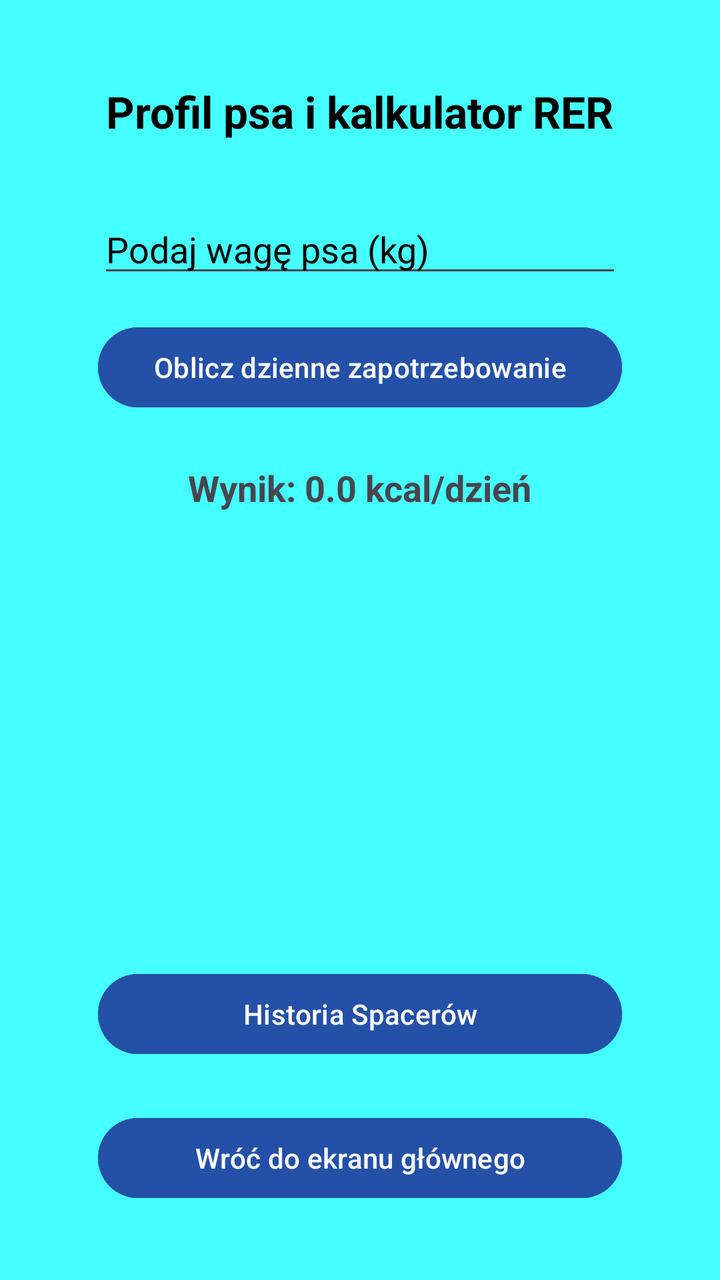
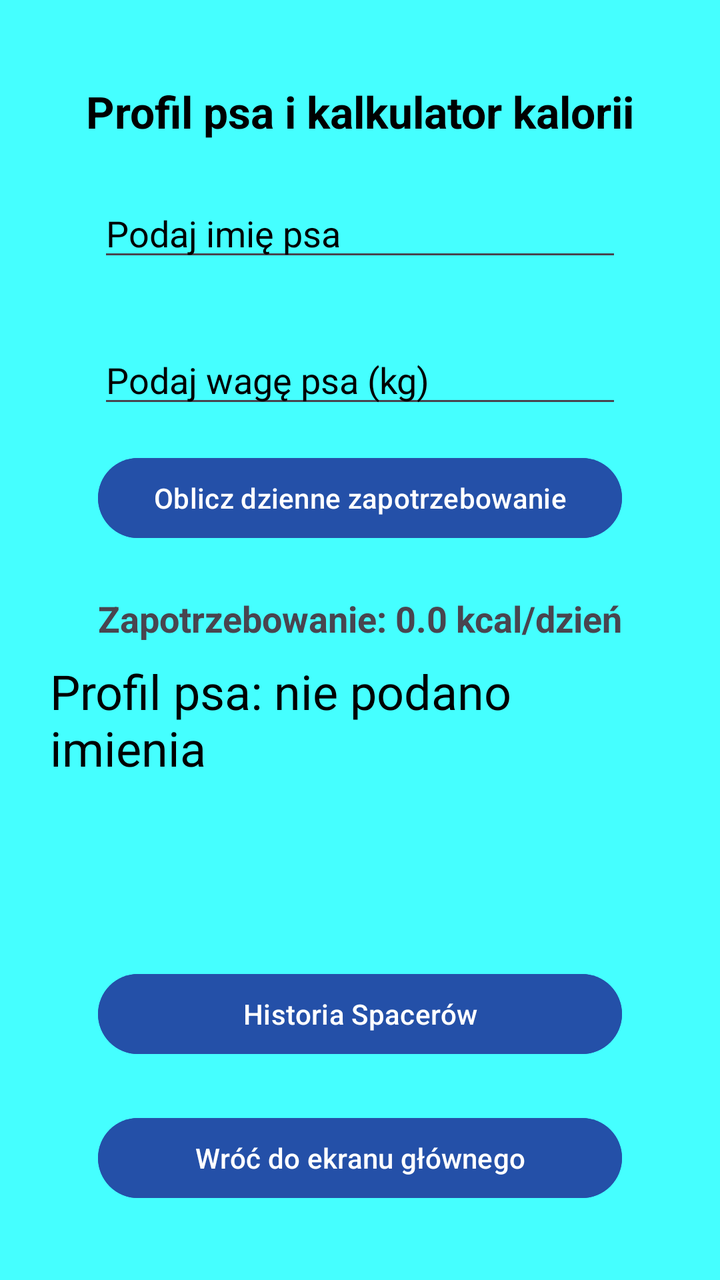

An Android layout rendered at two revisions. The XML below is the earlier revision; the diff shows what the commit changed to produce the second picture.
<!-- AndroidManifest.xml: application theme Theme.BarTrack -->
<!-- res/layout/activity_profile.xml -->
<?xml version="1.0" encoding="utf-8"?>
<ScrollView xmlns:android="http://schemas.android.com/apk/res/android"
    xmlns:app="http://schemas.android.com/apk/res-auto"
    xmlns:tools="http://schemas.android.com/tools"
    android:layout_width="match_parent"
    android:layout_height="match_parent"
    android:fillViewport="true">

    <androidx.constraintlayout.widget.ConstraintLayout
        android:id="@+id/main"
        android:layout_width="match_parent"
        android:layout_height="wrap_content"
        android:background="@color/lightBlue"
        android:padding="25dp"
        tools:context=".ProfileActivity">

        <TextView
            android:id="@+id/tvProfileTitle"
            android:layout_width="wrap_content"
            android:layout_height="wrap_content"
            android:layout_marginTop="16dp"
            android:text="Profil psa i kalkulator RER"
            android:textSize="22sp"
            android:textStyle="bold"
            android:textColor="@color/black"
            app:layout_constraintEnd_toEndOf="parent"
            app:layout_constraintStart_toStartOf="parent"
            app:layout_constraintTop_toTopOf="parent" />

        <EditText
            android:id="@+id/etDogWeight"
            android:layout_width="0dp"
            android:layout_height="wrap_content"
            android:layout_marginTop="32dp"
            android:hint="Podaj wagę psa (kg)"
            android:inputType="numberDecimal"
            android:textColorHint="@color/black"
            android:layout_marginHorizontal="24dp"
            app:layout_constraintEnd_toEndOf="parent"
            app:layout_constraintStart_toStartOf="parent"
            app:layout_constraintTop_toBottomOf="@id/tvProfileTitle" />

        <Button
            android:id="@+id/btnCalculateCalories"
            android:layout_width="0dp"
            android:layout_height="wrap_content"
            android:layout_marginTop="16dp"
            android:layout_marginHorizontal="24dp"
            android:backgroundTint="@color/blue"
            android:text="Oblicz dzienne zapotrzebowanie"
            app:layout_constraintEnd_toEndOf="parent"
            app:layout_constraintStart_toStartOf="parent"
            app:layout_constraintTop_toBottomOf="@id/etDogWeight" />

        <TextView
            android:id="@+id/tvCalorieResult"
            android:layout_width="wrap_content"
            android:layout_height="wrap_content"
            android:layout_marginTop="24dp"
            android:text="Wynik: 0.0 kcal/dzień"
            android:textSize="18sp"
            android:textStyle="bold"
            app:layout_constraintEnd_toEndOf="parent"
            app:layout_constraintStart_toStartOf="parent"
            app:layout_constraintTop_toBottomOf="@id/btnCalculateCalories" />

        <Button
            android:id="@+id/btnOpenHistory"
            android:layout_width="0dp"
            android:layout_height="wrap_content"
            android:layout_marginBottom="24dp"
            android:layout_marginHorizontal="24dp"
            android:backgroundTint="@color/blue"
            android:text="Historia Spacerów"
            app:layout_constraintBottom_toTopOf="@id/btnBackFromProfile"
            app:layout_constraintStart_toStartOf="parent"
            app:layout_constraintEnd_toEndOf="parent" />

        <Button
            android:id="@+id/btnBackFromProfile"
            android:layout_width="0dp"
            android:layout_height="wrap_content"
            android:layout_marginBottom="12dp"
            android:layout_marginHorizontal="24dp"
            android:backgroundTint="@color/blue"
            android:text="Wróć do ekranu głównego"
            app:layout_constraintBottom_toBottomOf="parent"
            app:layout_constraintEnd_toEndOf="parent"
            app:layout_constraintStart_toStartOf="parent" />

    </androidx.constraintlayout.widget.ConstraintLayout>
</ScrollView>
<!-- resources referenced by this layout -->
<resources>
  <color name="black">#FF000000</color>
  <color name="blue">#2450a8</color>
  <color name="lightBlue">#45FFFF</color>
  <style name="Theme.BarTrack" parent="Base.Theme.BarTrack" />
  <style name="Base.Theme.BarTrack" parent="Theme.Material3.DayNight.NoActionBar">
          
          
      </style>
</resources>

<!-- the commit's change to res/layout/activity_profile.xml (unified diff, before → after) -->
@@ -19,13 +19,26 @@
             android:layout_width="wrap_content"
             android:layout_height="wrap_content"
             android:layout_marginTop="16dp"
-            android:text="Profil psa i kalkulator RER"
+            android:text="Profil psa i kalkulator kalorii"
             android:textSize="22sp"
             android:textStyle="bold"
             android:textColor="@color/black"
             app:layout_constraintEnd_toEndOf="parent"
             app:layout_constraintStart_toStartOf="parent"
             app:layout_constraintTop_toTopOf="parent" />
+
+        <EditText
+            android:id="@+id/etDogName"
+            android:layout_width="0dp"
+            android:layout_height="wrap_content"
+            android:layout_marginHorizontal="24dp"
+            android:layout_marginTop="24dp"
+            android:hint="Podaj imię psa"
+            android:inputType="textPersonName|textCapWords"
+            android:textColorHint="@color/black"
+            app:layout_constraintEnd_toEndOf="parent"
+            app:layout_constraintStart_toStartOf="parent"
+            app:layout_constraintTop_toBottomOf="@id/tvProfileTitle" />
 
         <EditText
             android:id="@+id/etDogWeight"
@@ -38,7 +51,7 @@
             android:layout_marginHorizontal="24dp"
             app:layout_constraintEnd_toEndOf="parent"
             app:layout_constraintStart_toStartOf="parent"
-            app:layout_constraintTop_toBottomOf="@id/tvProfileTitle" />
+            app:layout_constraintTop_toBottomOf="@id/etDogName" />
 
         <Button
             android:id="@+id/btnCalculateCalories"
@@ -57,12 +70,24 @@
             android:layout_width="wrap_content"
             android:layout_height="wrap_content"
             android:layout_marginTop="24dp"
-            android:text="Wynik: 0.0 kcal/dzień"
+            android:text="Zapotrzebowanie: 0.0 kcal/dzień"
             android:textSize="18sp"
             android:textStyle="bold"
             app:layout_constraintEnd_toEndOf="parent"
             app:layout_constraintStart_toStartOf="parent"
             app:layout_constraintTop_toBottomOf="@id/btnCalculateCalories" />
+
+        <TextView
+            android:id="@+id/tvDogSummary"
+            android:layout_width="wrap_content"
+            android:layout_height="wrap_content"
+            android:layout_marginTop="8dp"
+            android:text="Profil psa: nie podano imienia"
+            android:textColor="@color/black"
+            android:textSize="24sp"
+            app:layout_constraintEnd_toEndOf="parent"
+            app:layout_constraintStart_toStartOf="parent"
+            app:layout_constraintTop_toBottomOf="@id/tvCalorieResult" />
 
         <Button
             android:id="@+id/btnOpenHistory"
